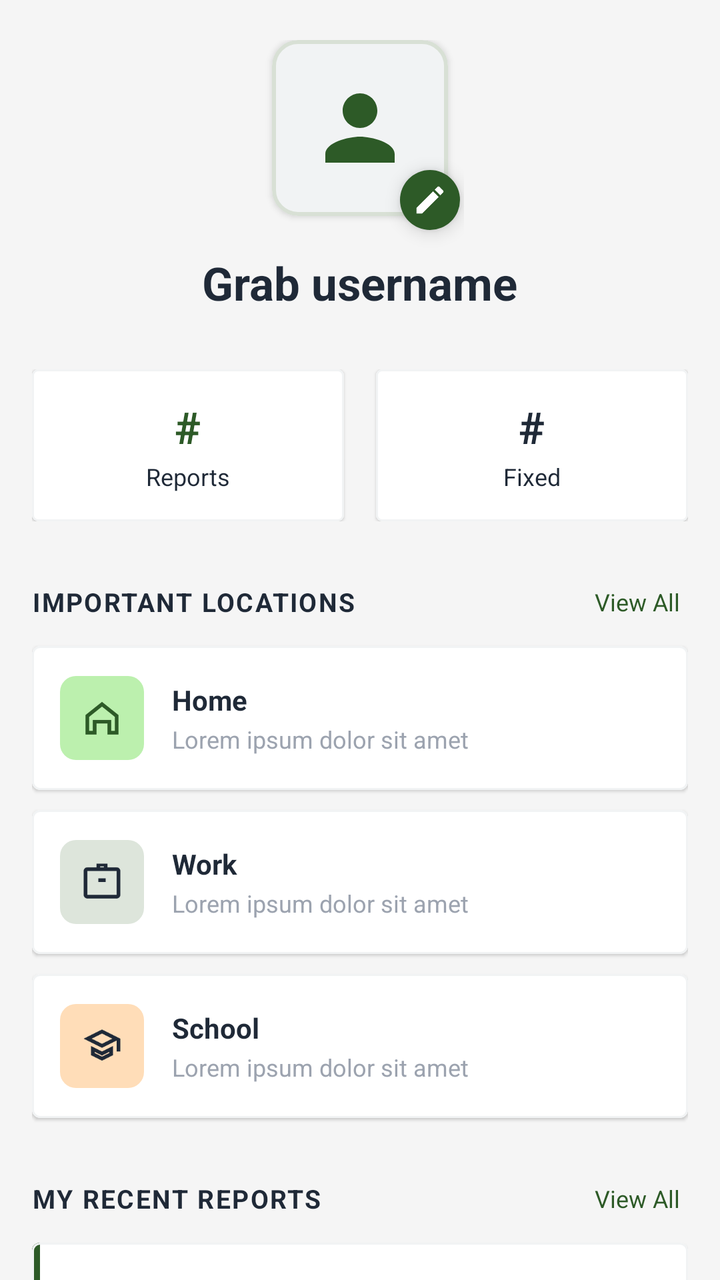
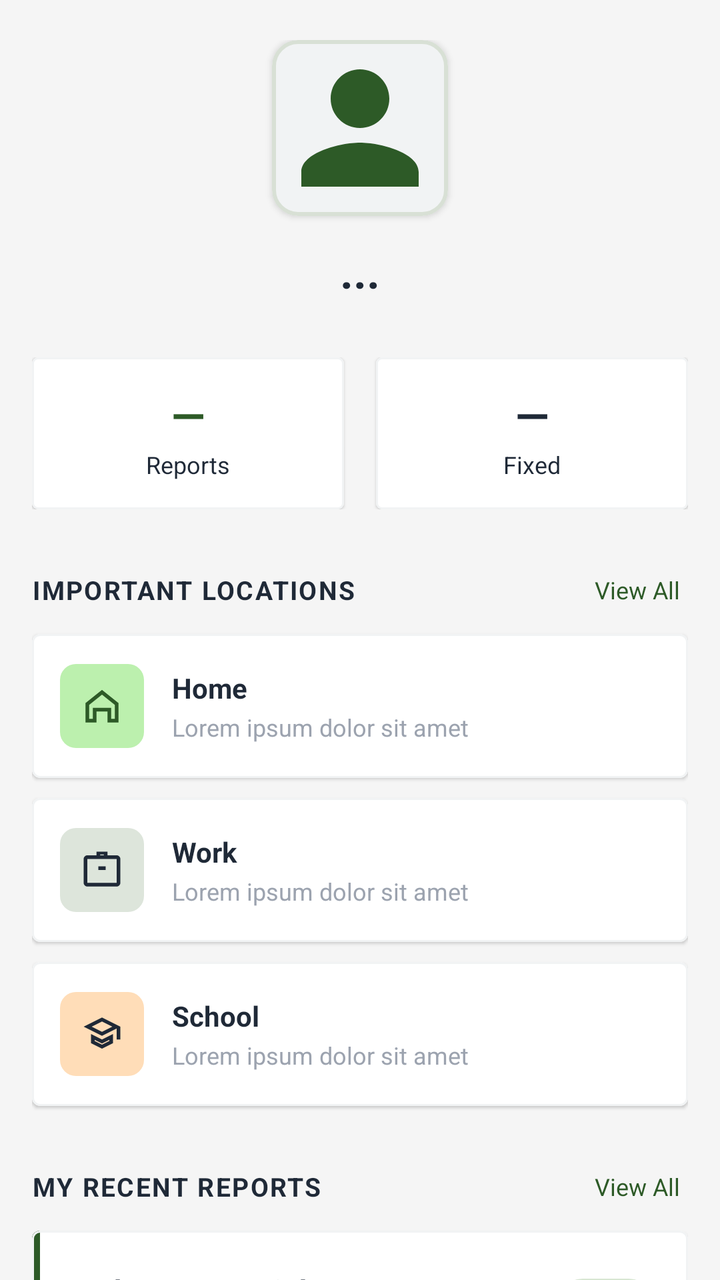

Compare the two renders of this Android layout. The source of the first and the diff that turns it into the second are given below.
<!-- AndroidManifest.xml: application theme Theme.CivicFix -->
<!-- res/layout/fragment_profile.xml -->
<?xml version="1.0" encoding="utf-8"?>
<androidx.core.widget.NestedScrollView
    xmlns:android="http://schemas.android.com/apk/res/android"
    xmlns:app="http://schemas.android.com/apk/res-auto"
    android:layout_width="match_parent"
    android:layout_height="match_parent"
    android:background="@color/background"
    android:clipToPadding="false"
    android:fillViewport="true"
    android:paddingBottom="16dp">

    <LinearLayout
        android:layout_width="match_parent"
        android:layout_height="wrap_content"
        android:orientation="vertical"
        android:paddingStart="16dp"
        android:paddingTop="20dp"
        android:paddingEnd="16dp"
        android:paddingBottom="24dp">

        
        <FrameLayout
            android:layout_width="104dp"
            android:layout_height="104dp"
            android:layout_gravity="center_horizontal">

            <com.google.android.material.card.MaterialCardView
                android:layout_width="88dp"
                android:layout_height="88dp"
                android:layout_gravity="top|center_horizontal"
                app:cardBackgroundColor="@color/popupCardBackground"
                app:cardCornerRadius="13dp"
                app:cardElevation="2dp"
                app:strokeColor="@color/profileAvatarStroke"
                app:strokeWidth="2dp">

                <ImageView
                    android:layout_width="52dp"
                    android:layout_height="52dp"
                    android:layout_gravity="center"
                    android:contentDescription="Profile picture placeholder"
                    android:src="@drawable/ic_profile"
                    app:tint="@color/primary" />

            </com.google.android.material.card.MaterialCardView>

            <FrameLayout
                android:layout_width="30dp"
                android:layout_height="30dp"
                android:layout_gravity="bottom|end"
                android:layout_marginEnd="2dp"
                android:layout_marginBottom="9dp"
                android:background="@drawable/bg_circle_primary"
                android:elevation="5dp"
                android:padding="6dp">

                <ImageView
                    android:layout_width="match_parent"
                    android:layout_height="match_parent"
                    android:contentDescription="Edit profile placeholder"
                    android:src="@drawable/ic_edit_pencil"
                    app:tint="@color/cardBackground" />

            </FrameLayout>

        </FrameLayout>

        <TextView
            android:id="@+id/tv_profile_name"
            android:layout_width="wrap_content"
            android:layout_height="wrap_content"
            android:layout_gravity="center_horizontal"
            android:layout_marginTop="2dp"
            android:text="Grab username"
            android:textColor="@color/tertiary"
            android:textSize="23sp"
            android:textStyle="bold" />

        
        <LinearLayout
            android:layout_width="match_parent"
            android:layout_height="76dp"
            android:layout_marginTop="28dp"
            android:orientation="horizontal">

            <com.google.android.material.card.MaterialCardView
                android:layout_width="0dp"
                android:layout_height="match_parent"
                android:layout_weight="1"
                app:cardBackgroundColor="@color/cardBackground"
                app:cardCornerRadius="3dp"
                app:cardElevation="1dp"
                app:strokeColor="@color/popupCardBackground"
                app:strokeWidth="1dp">

                <LinearLayout
                    android:layout_width="match_parent"
                    android:layout_height="match_parent"
                    android:gravity="center"
                    android:orientation="vertical">

                    <TextView
                        android:id="@+id/tv_profile_report_count"
                        android:layout_width="wrap_content"
                        android:layout_height="wrap_content"
                        android:text="#"
                        android:textColor="@color/primary"
                        android:textSize="22sp"
                        android:textStyle="bold" />

                    <TextView
                        android:layout_width="wrap_content"
                        android:layout_height="wrap_content"
                        android:layout_marginTop="2dp"
                        android:text="Reports"
                        android:textColor="@color/tertiary"
                        android:textSize="12sp" />

                </LinearLayout>

            </com.google.android.material.card.MaterialCardView>

            <Space
                android:layout_width="16dp"
                android:layout_height="1dp" />

            <com.google.android.material.card.MaterialCardView
                android:layout_width="0dp"
                android:layout_height="match_parent"
                android:layout_weight="1"
                app:cardBackgroundColor="@color/cardBackground"
                app:cardCornerRadius="3dp"
                app:cardElevation="1dp"
                app:strokeColor="@color/popupCardBackground"
                app:strokeWidth="1dp">

                <LinearLayout
                    android:layout_width="match_parent"
                    android:layout_height="match_parent"
                    android:gravity="center"
                    android:orientation="vertical">

                    <TextView
                        android:id="@+id/tv_profile_fixed_count"
                        android:layout_width="wrap_content"
                        android:layout_height="wrap_content"
                        android:text="#"
                        android:textColor="@color/tertiary"
                        android:textSize="22sp"
                        android:textStyle="bold" />

                    <TextView
                        android:layout_width="wrap_content"
                        android:layout_height="wrap_content"
                        android:layout_marginTop="2dp"
                        android:text="Fixed"
                        android:textColor="@color/tertiary"
                        android:textSize="12sp" />

                </LinearLayout>

            </com.google.android.material.card.MaterialCardView>

        </LinearLayout>

        
        <LinearLayout
            android:layout_width="match_parent"
            android:layout_height="wrap_content"
            android:layout_marginTop="28dp"
            android:gravity="center_vertical"
            android:orientation="horizontal">

            <TextView
                android:layout_width="0dp"
                android:layout_height="wrap_content"
                android:layout_weight="1"
                android:letterSpacing="0.06"
                android:text="IMPORTANT LOCATIONS"
                android:textColor="@color/tertiary"
                android:textSize="13sp"
                android:textStyle="bold" />

            <TextView
                android:id="@+id/tv_important_locations_view_all"
                android:layout_width="wrap_content"
                android:layout_height="wrap_content"
                android:background="?attr/selectableItemBackgroundBorderless"
                android:clickable="false"
                android:focusable="false"
                android:paddingStart="8dp"
                android:paddingTop="4dp"
                android:paddingEnd="4dp"
                android:paddingBottom="4dp"
                android:text="View All"
                android:textColor="@color/primary"
                android:textSize="12sp" />

        </LinearLayout>

        
        <com.google.android.material.card.MaterialCardView
            android:layout_width="match_parent"
            android:layout_height="72dp"
            android:layout_marginTop="10dp"
            app:cardBackgroundColor="@color/cardBackground"
            app:cardCornerRadius="4dp"
            app:cardElevation="1dp"
            app:strokeColor="@color/popupCardBackground"
            app:strokeWidth="1dp">

            <LinearLayout
                android:layout_width="match_parent"
                android:layout_height="match_parent"
                android:gravity="center_vertical"
                android:orientation="horizontal"
                android:paddingStart="14dp"
                android:paddingEnd="14dp">

                <FrameLayout
                    android:layout_width="42dp"
                    android:layout_height="42dp"
                    android:background="@drawable/ic_setting_bg_green"
                    android:padding="10dp">

                    <ImageView
                        android:layout_width="match_parent"
                        android:layout_height="match_parent"
                        android:contentDescription="Home"
                        android:src="@drawable/ic_profile_home"
                        app:tint="@color/profileLocationHomeIcon" />

                </FrameLayout>

                <LinearLayout
                    android:layout_width="0dp"
                    android:layout_height="wrap_content"
                    android:layout_marginStart="14dp"
                    android:layout_weight="1"
                    android:orientation="vertical">

                    <TextView
                        android:layout_width="wrap_content"
                        android:layout_height="wrap_content"
                        android:text="Home"
                        android:textColor="@color/tertiary"
                        android:textSize="14sp"
                        android:textStyle="bold" />

                    <TextView
                        android:layout_width="wrap_content"
                        android:layout_height="wrap_content"
                        android:layout_marginTop="2dp"
                        android:text="Lorem ipsum dolor sit amet"
                        android:textColor="@color/textSecondary"
                        android:textSize="12sp" />

                </LinearLayout>

            </LinearLayout>

        </com.google.android.material.card.MaterialCardView>

        
        <com.google.android.material.card.MaterialCardView
            android:layout_width="match_parent"
            android:layout_height="72dp"
            android:layout_marginTop="10dp"
            app:cardBackgroundColor="@color/cardBackground"
            app:cardCornerRadius="4dp"
            app:cardElevation="1dp"
            app:strokeColor="@color/popupCardBackground"
            app:strokeWidth="1dp">

            <LinearLayout
                android:layout_width="match_parent"
                android:layout_height="match_parent"
                android:gravity="center_vertical"
                android:orientation="horizontal"
                android:paddingStart="14dp"
                android:paddingEnd="14dp">

                <FrameLayout
                    android:layout_width="42dp"
                    android:layout_height="42dp"
                    android:background="@drawable/ic_setting_bg_gray"
                    android:padding="10dp">

                    <ImageView
                        android:layout_width="match_parent"
                        android:layout_height="match_parent"
                        android:contentDescription="Work"
                        android:src="@drawable/ic_profile_work"
                        app:tint="@color/profileLocationNeutralIcon" />

                </FrameLayout>

                <LinearLayout
                    android:layout_width="0dp"
                    android:layout_height="wrap_content"
                    android:layout_marginStart="14dp"
                    android:layout_weight="1"
                    android:orientation="vertical">

                    <TextView
                        android:layout_width="wrap_content"
                        android:layout_height="wrap_content"
                        android:text="Work"
                        android:textColor="@color/tertiary"
                        android:textSize="14sp"
                        android:textStyle="bold" />

                    <TextView
                        android:layout_width="wrap_content"
                        android:layout_height="wrap_content"
                        android:layout_marginTop="2dp"
                        android:text="Lorem ipsum dolor sit amet"
                        android:textColor="@color/textSecondary"
                        android:textSize="12sp" />

                </LinearLayout>

            </LinearLayout>

        </com.google.android.material.card.MaterialCardView>

        
        <com.google.android.material.card.MaterialCardView
            android:layout_width="match_parent"
            android:layout_height="72dp"
            android:layout_marginTop="10dp"
            app:cardBackgroundColor="@color/cardBackground"
            app:cardCornerRadius="4dp"
            app:cardElevation="1dp"
            app:strokeColor="@color/popupCardBackground"
            app:strokeWidth="1dp">

            <LinearLayout
                android:layout_width="match_parent"
                android:layout_height="match_parent"
                android:gravity="center_vertical"
                android:orientation="horizontal"
                android:paddingStart="14dp"
                android:paddingEnd="14dp">

                <FrameLayout
                    android:layout_width="42dp"
                    android:layout_height="42dp"
                    android:background="@drawable/ic_setting_bg_orange"
                    android:padding="10dp">

                    <ImageView
                        android:layout_width="match_parent"
                        android:layout_height="match_parent"
                        android:contentDescription="School"
                        android:src="@drawable/ic_profile_school"
                        app:tint="@color/profileLocationNeutralIcon" />

                </FrameLayout>

                <LinearLayout
                    android:layout_width="0dp"
                    android:layout_height="wrap_content"
                    android:layout_marginStart="14dp"
                    android:layout_weight="1"
                    android:orientation="vertical">

                    <TextView
                        android:layout_width="wrap_content"
                        android:layout_height="wrap_content"
                        android:text="School"
                        android:textColor="@color/tertiary"
                        android:textSize="14sp"
                        android:textStyle="bold" />

                    <TextView
                        android:layout_width="wrap_content"
                        android:layout_height="wrap_content"
                        android:layout_marginTop="2dp"
                        android:text="Lorem ipsum dolor sit amet"
                        android:textColor="@color/textSecondary"
                        android:textSize="12sp" />

                </LinearLayout>

            </LinearLayout>

        </com.google.android.material.card.MaterialCardView>

        
        <LinearLayout
            android:layout_width="match_parent"
            android:layout_height="wrap_content"
            android:layout_marginTop="28dp"
            android:gravity="center_vertical"
            android:orientation="horizontal">

            <TextView
                android:layout_width="0dp"
                android:layout_height="wrap_content"
                android:layout_weight="1"
                android:letterSpacing="0.06"
                android:text="MY RECENT REPORTS"
                android:textColor="@color/tertiary"
                android:textSize="13sp"
                android:textStyle="bold" />

            <TextView
                android:id="@+id/tv_recent_reports_view_all"
                android:layout_width="wrap_content"
                android:layout_height="wrap_content"
                android:background="?attr/selectableItemBackgroundBorderless"
                android:clickable="false"
                android:focusable="false"
                android:paddingStart="8dp"
                android:paddingTop="4dp"
                android:paddingEnd="4dp"
                android:paddingBottom="4dp"
                android:text="View All"
                android:textColor="@color/primary"
                android:textSize="12sp" />

        </LinearLayout>

        
        <com.google.android.material.card.MaterialCardView
            android:layout_width="match_parent"
            android:layout_height="80dp"
            android:layout_marginTop="10dp"
            app:cardBackgroundColor="@color/cardBackground"
            app:cardCornerRadius="4dp"
            app:cardElevation="1dp"
            app:strokeColor="@color/popupCardBackground"
            app:strokeWidth="1dp">

            <FrameLayout
                android:layout_width="match_parent"
                android:layout_height="match_parent">

                <View
                    android:layout_width="4dp"
                    android:layout_height="match_parent"
                    android:background="@color/primary" />

                <LinearLayout
                    android:layout_width="match_parent"
                    android:layout_height="match_parent"
                    android:gravity="center_vertical"
                    android:orientation="horizontal"
                    android:paddingStart="18dp"
                    android:paddingEnd="14dp">

                    <LinearLayout
                        android:layout_width="0dp"
                        android:layout_height="wrap_content"
                        android:layout_weight="1"
                        android:orientation="vertical">

                        <TextView
                            android:layout_width="wrap_content"
                            android:layout_height="wrap_content"
                            android:text="Broken Street Light"
                            android:textColor="@color/tertiary"
                            android:textSize="15sp"
                            android:textStyle="bold" />

                        <TextView
                            android:layout_width="wrap_content"
                            android:layout_height="wrap_content"
                            android:layout_marginTop="4dp"
                            android:maxLines="2"
                            android:text="Lorem ipsum dolor sit amet"
                            android:textColor="@color/textSecondary"
                            android:textSize="12sp" />

                    </LinearLayout>

                    <com.google.android.material.card.MaterialCardView
                        android:layout_width="wrap_content"
                        android:layout_height="32dp"
                        android:layout_marginStart="12dp"
                        app:cardBackgroundColor="@color/fixedStatusBg"
                        app:cardCornerRadius="16dp"
                        app:cardElevation="0dp"
                        app:strokeColor="@color/fixedStatusStroke"
                        app:strokeWidth="1dp">

                        <TextView
                            android:layout_width="wrap_content"
                            android:layout_height="match_parent"
                            android:gravity="center"
                            android:paddingStart="14dp"
                            android:paddingEnd="14dp"
                            android:text="Fixed"
                            android:textColor="@color/fixedStatusText"
                            android:textSize="11sp" />

                    </com.google.android.material.card.MaterialCardView>

                </LinearLayout>

            </FrameLayout>

        </com.google.android.material.card.MaterialCardView>

    </LinearLayout>

</androidx.core.widget.NestedScrollView>
<!-- resources referenced by this layout -->
<resources>
  <color name="background">#F5F5F5</color>
  <color name="cardBackground">#FFFFFF</color>
  <color name="fixedStatusBg">#E8F2E4</color>
  <color name="fixedStatusStroke">#D7E6D2</color>
  <color name="fixedStatusText">#2D5A27</color>
  <color name="popupCardBackground">#F1F3F4</color>
  <color name="primary">#FF2D5A27</color>
  <color name="profileAvatarStroke">#D8E0D5</color>
  <color name="profileLocationHomeIcon">#2D5A27</color>
  <color name="profileLocationNeutralIcon">#1F2937</color>
  <color name="tertiary">#FF1F2937</color>
  <color name="textSecondary">#9CA3AF</color>
  <!-- drawable bg_circle_primary (drawable) -->
  <?xml version="1.0" encoding="utf-8"?>
  <shape xmlns:android="http://schemas.android.com/apk/res/android"
      android:shape="oval">
      <solid android:color="@color/primary" />
  </shape>
  <!-- drawable ic_edit_pencil (drawable) -->
  <?xml version="1.0" encoding="utf-8"?>
  <vector xmlns:android="http://schemas.android.com/apk/res/android"
      android:width="24dp"
      android:height="24dp"
      android:viewportWidth="24"
      android:viewportHeight="24">
  
      <path
          android:fillColor="@android:color/white"
          android:pathData="M3,17.25V21h3.75L17.81,9.94l-3.75,-3.75L3,17.25zM20.71,7.04c0.39,-0.39 0.39,-1.02 0,-1.41l-2.34,-2.34c-0.39,-0.39 -1.02,-0.39 -1.41,0l-1.83,1.83 3.75,3.75 1.83,-1.83z" />
  </vector>
  <!-- drawable ic_profile (drawable) -->
  <vector xmlns:android="http://schemas.android.com/apk/res/android" android:height="24dp" android:tint="#000000" android:viewportHeight="24" android:viewportWidth="24" android:width="24dp">
        
      <path android:fillColor="@android:color/white" android:pathData="M12,12c2.21,0 4,-1.79 4,-4s-1.79,-4 -4,-4 -4,1.79 -4,4 1.79,4 4,4zM12,14c-2.67,0 -8,1.34 -8,4v2h16v-2c0,-2.66 -5.33,-4 -8,-4z"/>
      
  </vector>
  <!-- drawable ic_profile_home (drawable) -->
  <?xml version="1.0" encoding="utf-8"?>
  <vector xmlns:android="http://schemas.android.com/apk/res/android"
      android:width="24dp"
      android:height="24dp"
      android:viewportWidth="24"
      android:viewportHeight="24">
  
      <path
          android:fillColor="@android:color/white"
          android:pathData="M12,3.2L3,10.4V21h6v-6h6v6h6V10.4L12,3.2zM19,19h-2v-6H7v6H5v-7.6l7,-5.6 7,5.6V19z" />
  
  </vector>
  <!-- drawable ic_profile_school (drawable) -->
  <?xml version="1.0" encoding="utf-8"?>
  <vector xmlns:android="http://schemas.android.com/apk/res/android"
      android:width="24dp"
      android:height="24dp"
      android:viewportWidth="24"
      android:viewportHeight="24">
  
      <path
          android:fillColor="@android:color/white"
          android:pathData="M12,3L2,8l10,5 8,-4v6h2V8L12,3zM6,12v5l6,3 6,-3v-5l-6,3 -6,-3zM12,5.2L17.6,8 12,10.8 6.4,8 12,5.2zM8,15.2l4,2 4,-2v0.6l-4,2 -4,-2v-0.6z" />
  
  </vector>
  <!-- drawable ic_setting_bg_gray (drawable) -->
  <?xml version="1.0" encoding="utf-8"?>
  <shape xmlns:android="http://schemas.android.com/apk/res/android" android:shape="rectangle">
      <solid android:color="#DDE5DB" />
      <corners android:radius="8dp" />
  </shape>
  <!-- drawable ic_setting_bg_green (drawable) -->
  <?xml version="1.0" encoding="utf-8"?>
  <shape xmlns:android="http://schemas.android.com/apk/res/android" android:shape="rectangle">
      <solid android:color="#BCF0AE" />
      <corners android:radius="8dp" />
  </shape>
  <!-- drawable ic_setting_bg_orange (drawable) -->
  <?xml version="1.0" encoding="utf-8"?>
  <shape xmlns:android="http://schemas.android.com/apk/res/android" android:shape="rectangle">
      <solid android:color="#FFDDB8" />
      <corners android:radius="8dp" />
  </shape>
  <style name="Theme.CivicFix" parent="Theme.MaterialComponents.DayNight.NoActionBar" />
  <!-- unchanged entries left out for length: 1 -->
</resources>

<!-- the commit's change to res/layout/fragment_profile.xml (unified diff, before → after) -->
@@ -19,64 +19,44 @@
         android:paddingBottom="24dp">
 
         
-        <FrameLayout
-            android:layout_width="104dp"
-            android:layout_height="104dp"
-            android:layout_gravity="center_horizontal">
-
-            <com.google.android.material.card.MaterialCardView
-                android:layout_width="88dp"
-                android:layout_height="88dp"
-                android:layout_gravity="top|center_horizontal"
-                app:cardBackgroundColor="@color/popupCardBackground"
-                app:cardCornerRadius="13dp"
-                app:cardElevation="2dp"
-                app:strokeColor="@color/profileAvatarStroke"
-                app:strokeWidth="2dp">
-
-                <ImageView
-                    android:layout_width="52dp"
-                    android:layout_height="52dp"
-                    android:layout_gravity="center"
-                    android:contentDescription="Profile picture placeholder"
-                    android:src="@drawable/ic_profile"
-                    app:tint="@color/primary" />
-
-            </com.google.android.material.card.MaterialCardView>
-
-            <FrameLayout
-                android:layout_width="30dp"
-                android:layout_height="30dp"
-                android:layout_gravity="bottom|end"
-                android:layout_marginEnd="2dp"
-                android:layout_marginBottom="9dp"
-                android:background="@drawable/bg_circle_primary"
-                android:elevation="5dp"
-                android:padding="6dp">
-
-                <ImageView
-                    android:layout_width="match_parent"
-                    android:layout_height="match_parent"
-                    android:contentDescription="Edit profile placeholder"
-                    android:src="@drawable/ic_edit_pencil"
-                    app:tint="@color/cardBackground" />
-
-            </FrameLayout>
-
-        </FrameLayout>
+        
+        
+
+        <com.google.android.material.card.MaterialCardView
+            android:layout_width="88dp"
+            android:layout_height="88dp"
+            android:layout_gravity="center_horizontal"
+            app:cardBackgroundColor="@color/popupCardBackground"
+            app:cardCornerRadius="13dp"
+            app:cardElevation="2dp"
+            app:strokeColor="@color/profileAvatarStroke"
+            app:strokeWidth="2dp">
+
+            <ImageView
+                android:id="@+id/iv_profile_picture"
+                android:layout_width="match_parent"
+                android:layout_height="match_parent"
+                android:contentDescription="Profile picture"
+                android:scaleType="centerCrop"
+                android:src="@drawable/ic_profile_placeholder" />
+
+        </com.google.android.material.card.MaterialCardView>
 
         <TextView
             android:id="@+id/tv_profile_name"
             android:layout_width="wrap_content"
             android:layout_height="wrap_content"
             android:layout_gravity="center_horizontal"
-            android:layout_marginTop="2dp"
-            android:text="Grab username"
+            android:layout_marginTop="12dp"
+            android:text="..."
             android:textColor="@color/tertiary"
             android:textSize="23sp"
             android:textStyle="bold" />
 
         
+        
+        
+
         <LinearLayout
             android:layout_width="match_parent"
             android:layout_height="76dp"
@@ -103,7 +83,7 @@
                         android:id="@+id/tv_profile_report_count"
                         android:layout_width="wrap_content"
                         android:layout_height="wrap_content"
-                        android:text="#"
+                        android:text="—"
                         android:textColor="@color/primary"
                         android:textSize="22sp"
                         android:textStyle="bold" />
@@ -144,7 +124,7 @@
                         android:id="@+id/tv_profile_fixed_count"
                         android:layout_width="wrap_content"
                         android:layout_height="wrap_content"
-                        android:text="#"
+                        android:text="—"
                         android:textColor="@color/tertiary"
                         android:textSize="22sp"
                         android:textStyle="bold" />
@@ -164,6 +144,9 @@
         </LinearLayout>
 
         
+        
+        
+
         <LinearLayout
             android:layout_width="match_parent"
             android:layout_height="wrap_content"
@@ -388,6 +371,9 @@
         </com.google.android.material.card.MaterialCardView>
 
         
+        
+        
+
         <LinearLayout
             android:layout_width="match_parent"
             android:layout_height="wrap_content"
<!-- resource entries referenced after the edit -->
@@ -12,30 +12,6 @@
   <color name="profileLocationNeutralIcon">#1F2937</color>
   <color name="tertiary">#FF1F2937</color>
   <color name="textSecondary">#9CA3AF</color>
-  <!-- drawable bg_circle_primary (drawable) -->
-  <?xml version="1.0" encoding="utf-8"?>
-  <shape xmlns:android="http://schemas.android.com/apk/res/android"
-      android:shape="oval">
-      <solid android:color="@color/primary" />
-  </shape>
-  <!-- drawable ic_edit_pencil (drawable) -->
-  <?xml version="1.0" encoding="utf-8"?>
-  <vector xmlns:android="http://schemas.android.com/apk/res/android"
-      android:width="24dp"
-      android:height="24dp"
-      android:viewportWidth="24"
-      android:viewportHeight="24">
-  
-      <path
-          android:fillColor="@android:color/white"
-          android:pathData="M3,17.25V21h3.75L17.81,9.94l-3.75,-3.75L3,17.25zM20.71,7.04c0.39,-0.39 0.39,-1.02 0,-1.41l-2.34,-2.34c-0.39,-0.39 -1.02,-0.39 -1.41,0l-1.83,1.83 3.75,3.75 1.83,-1.83z" />
-  </vector>
-  <!-- drawable ic_profile (drawable) -->
-  <vector xmlns:android="http://schemas.android.com/apk/res/android" android:height="24dp" android:tint="#000000" android:viewportHeight="24" android:viewportWidth="24" android:width="24dp">
-        
-      <path android:fillColor="@android:color/white" android:pathData="M12,12c2.21,0 4,-1.79 4,-4s-1.79,-4 -4,-4 -4,1.79 -4,4 1.79,4 4,4zM12,14c-2.67,0 -8,1.34 -8,4v2h16v-2c0,-2.66 -5.33,-4 -8,-4z"/>
-      
-  </vector>
   <!-- drawable ic_profile_home (drawable) -->
   <?xml version="1.0" encoding="utf-8"?>
   <vector xmlns:android="http://schemas.android.com/apk/res/android"
@@ -47,6 +23,19 @@
       <path
           android:fillColor="@android:color/white"
           android:pathData="M12,3.2L3,10.4V21h6v-6h6v6h6V10.4L12,3.2zM19,19h-2v-6H7v6H5v-7.6l7,-5.6 7,5.6V19z" />
+  
+  </vector>
+  <!-- drawable ic_profile_placeholder (drawable) -->
+  <?xml version="1.0" encoding="utf-8"?>
+  <vector xmlns:android="http://schemas.android.com/apk/res/android"
+      android:width="52dp"
+      android:height="52dp"
+      android:viewportWidth="24"
+      android:viewportHeight="24">
+  
+      <path
+          android:fillColor="@color/primary"
+          android:pathData="M12,12c2.21,0 4,-1.79 4,-4s-1.79,-4 -4,-4 -4,1.79 -4,4 1.79,4 4,4zM12,14c-2.67,0 -8,1.34 -8,4v2h16v-2c0,-2.66 -5.33,-4 -8,-4z" />
   
   </vector>
   <!-- drawable ic_profile_school (drawable) -->
